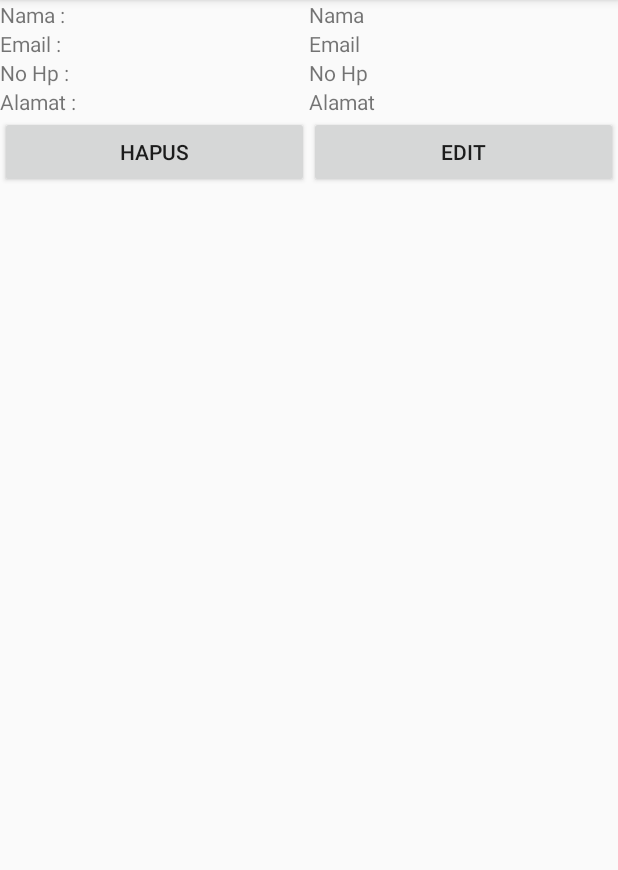
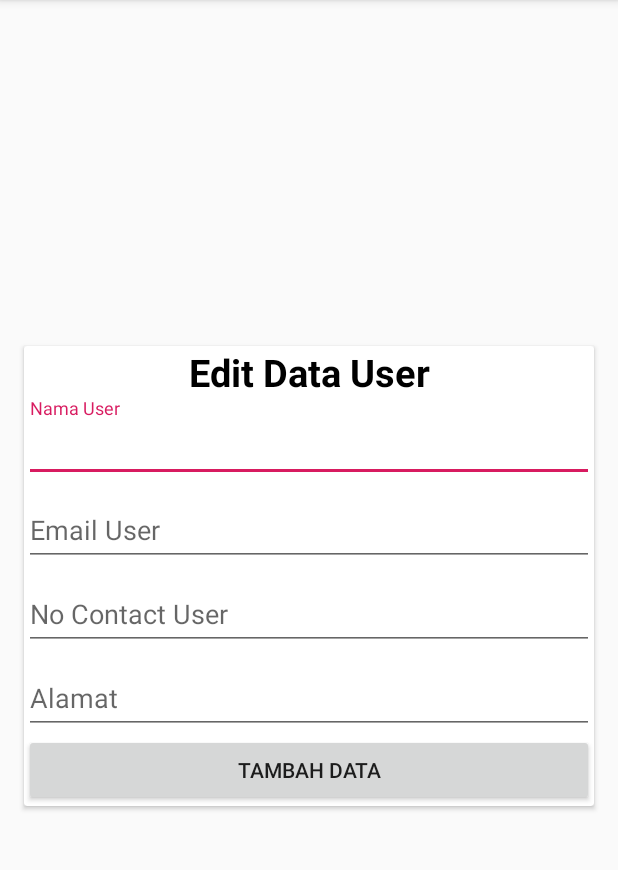
Before and after one commit to RachmanForniandi/AndroidCrud, an Android app: the DetailDataActivity screen opened directly, with no data from a screen before it, after a tap on "EDIT", on a phone screen of 412 x 824 dp, the part 84-954 px from its top. Run offline under Robolectric (Android 15) with nearby library versions, the phone set to English and light mode, and no system bars; our stand-ins replace ButterKnife; 9 statements that could not run were skipped.

Commit message:
feature upload data done

```diff
--- a/app/src/main/java/id/co/androidjavacrudapp/detailDataUser/DetailDataActivity.java
+++ b/app/src/main/java/id/co/androidjavacrudapp/detailDataUser/DetailDataActivity.java
@@ -15,6 +15,7 @@ import id.co.androidjavacrudapp.R;
 import id.co.androidjavacrudapp.ShowDataUser.ShowDataUserActivity;
 import id.co.androidjavacrudapp.ShowDataUser.models.DataItemShowUser;
 import id.co.androidjavacrudapp.detailDataUser.models.ResponseDeleteData;
+import id.co.androidjavacrudapp.editDataUser.EditUserActivity;
 import id.co.androidjavacrudapp.networkUtils.NetworkClient;
 import retrofit2.Call;
 import retrofit2.Callback;
@@ -31,6 +32,7 @@ public class DetailDataActivity extends AppCompatActivity {
     @BindView(R.id.btn_edit) Button btnEdit;
     DataItemShowUser dataItemShowUser;
 
+
     @Override
     protected void onCreate(Bundle savedInstanceState) {
         super.onCreate(savedInstanceState);
@@ -38,6 +40,7 @@ public class DetailDataActivity extends AppCompatActivity {
 
         ButterKnife.bind(this);
         dataItemShowUser = (DataItemShowUser)getIntent().getSerializableExtra("data_user");
+
 
         paramIdUser.setText(dataItemShowUser.getIdUser());
         tvDetailName.setText(dataItemShowUser.getNamaUser());
@@ -60,6 +63,10 @@ public class DetailDataActivity extends AppCompatActivity {
     }
 
     private void actionEditDataUser() {
+
+        Intent toEdit =new Intent(DetailDataActivity.this, EditUserActivity.class);
+        toEdit.putExtra("data_user", dataItemShowUser);
+        startActivity(toEdit);
 
     }
 
--- /dev/null
+++ b/app/src/main/java/id/co/androidjavacrudapp/editDataUser/EditUserActivity.java
@@ -0,0 +1,86 @@
+package id.co.androidjavacrudapp.editDataUser;
+
+import android.content.Intent;
+import android.support.v7.app.AppCompatActivity;
+import android.os.Bundle;
+import android.widget.Button;
+import android.widget.EditText;
+import android.widget.TextView;
+import android.widget.Toast;
+
+import butterknife.BindView;
+import butterknife.ButterKnife;
+import butterknife.OnClick;
+import id.co.androidjavacrudapp.R;
+import id.co.androidjavacrudapp.ShowDataUser.ShowDataUserActivity;
+import id.co.androidjavacrudapp.ShowDataUser.models.DataItemShowUser;
+import id.co.androidjavacrudapp.detailDataUser.DetailDataActivity;
+import id.co.androidjavacrudapp.editDataUser.models.ResponseEditData;
+import id.co.androidjavacrudapp.networkUtils.NetworkClient;
+import retrofit2.Call;
+import retrofit2.Callback;
+import retrofit2.Response;
+
+public class EditUserActivity extends AppCompatActivity {
+
+    @BindView(R.id.et_edit_Nama_User) EditText etEditNamaUser;
+    @BindView(R.id.et_edit_Alamat_User) EditText etEditAlamatUser;
+    @BindView(R.id.et_edit_Email_User)EditText etEditEmailUser;
+    @BindView(R.id.et_edit_No_Contact_User)EditText etEditNoContactUser;
+    @BindView(R.id.param_edit_IdUser) TextView paramEditIdUser;
+    @BindView(R.id.btn_edit_user) Button btnEditUser;
+    DataItemShowUser dataItemShowUser;
+
+    @Override
+    protected void onCreate(Bundle savedInstanceState) {
+        super.onCreate(savedInstanceState);
+        setContentView(R.layout.activity_edit_user);
+
+        dataItemShowUser = (DataItemShowUser)getIntent().getSerializableExtra("data_user");
+
+        ButterKnife.bind(this);
+
+        paramEditIdUser.setText(dataItemShowUser.getIdUser());
+        etEditNamaUser.setText(dataItemShowUser.getNamaUser());
+        etEditEmailUser.setText(dataItemShowUser.getEmailUser());
+        etEditNoContactUser.setText(dataItemShowUser.getNoHpUser());
+        etEditAlamatUser.setText(dataItemShowUser.getAlamat());
+
+    }
+
+    @OnClick(R.id.btn_edit_user)
+    public void onClick(){
+        actionEditDataUser();
+    }
+
+    private void actionEditDataUser() {
+        String id_user = paramEditIdUser.getText().toString();
+        String nama = etEditNamaUser.getText().toString();
+        String email = etEditEmailUser.getText().toString();
+        String no_contact = etEditNoContactUser.getText().toString();
+        String alamat = etEditAlamatUser.getText().toString();
+        NetworkClient.service.EditUser(id_user,nama,email,no_contact,alamat).enqueue(new Callback<ResponseEditData>() {
+            @Override
+            public void onResponse(Call<ResponseEditData> call, Response<ResponseEditData> response) {
+                if (response.isSuccessful()){
+                    String message = response.body().getMessage();
+                    Boolean status = response.body().isStatus();
+
+                    if (status){
+                        startActivity(new Intent(EditUserActivity.this, ShowDataUserActivity.class));
+                        Toast.makeText(EditUserActivity.this, message, Toast.LENGTH_SHORT).show();
+                    }else {
+                        Toast.makeText(EditUserActivity.this, message, Toast.LENGTH_SHORT).show();
+                    }
+                }
+            }
+
+            @Override
+            public void onFailure(Call<ResponseEditData> call, Throwable t) {
+                t.printStackTrace();
+            }
+        });
+    }
+
+
+}
--- /dev/null
+++ b/app/src/main/res/layout/activity_edit_user.xml
@@ -0,0 +1,80 @@
+<?xml version="1.0" encoding="utf-8"?>
+<RelativeLayout xmlns:android="http://schemas.android.com/apk/res/android"
+    xmlns:app="http://schemas.android.com/apk/res-auto"
+    xmlns:tools="http://schemas.android.com/tools"
+    android:layout_width="match_parent"
+    android:layout_height="match_parent"
+    tools:context=".AddDataUser.AddDataUserActivity">
+
+    <TextView
+        android:id="@+id/param_edit_IdUser"
+        android:layout_width="wrap_content"
+        android:layout_height="wrap_content"
+        android:visibility="gone" />
+
+    <android.support.v7.widget.CardView
+        android:layout_width="match_parent"
+        android:layout_height="wrap_content"
+        android:layout_centerInParent="true"
+        android:layout_margin="16dp">
+
+        <LinearLayout
+            android:layout_width="match_parent"
+            android:layout_height="wrap_content"
+            android:orientation="vertical">
+
+            <TextView
+                android:layout_width="match_parent"
+                android:layout_height="wrap_content"
+                android:text="Edit Data User"
+                android:textSize="25sp"
+                android:textStyle="bold"
+                android:textColor="@android:color/black"
+                android:gravity="center"/>
+
+            <android.support.design.widget.TextInputLayout
+                android:layout_width="match_parent"
+                android:layout_height="wrap_content">
+                <EditText
+                    android:id="@+id/et_edit_Nama_User"
+                    android:layout_width="match_parent"
+                    android:layout_height="wrap_content"
+                    android:hint="Nama User"/>
+            </android.support.design.widget.TextInputLayout>
+            <android.support.design.widget.TextInputLayout
+                android:layout_width="match_parent"
+                android:layout_height="wrap_content">
+                <EditText
+                    android:id="@+id/et_edit_Email_User"
+                    android:layout_width="match_parent"
+                    android:layout_height="wrap_content"
+                    android:hint="Email User"/>
+            </android.support.design.widget.TextInputLayout>
+            <android.support.design.widget.TextInputLayout
+                android:layout_width="match_parent"
+                android:layout_height="wrap_content">
+                <EditText
+                    android:id="@+id/et_edit_No_Contact_User"
+                    android:layout_width="match_parent"
+                    android:layout_height="wrap_content"
+                    android:hint="No Contact User"/>
+            </android.support.design.widget.TextInputLayout>
+            <android.support.design.widget.TextInputLayout
+                android:layout_width="match_parent"
+                android:layout_height="wrap_content">
+                <EditText
+                    android:id="@+id/et_edit_Alamat_User"
+                    android:layout_width="match_parent"
+                    android:layout_height="wrap_content"
+                    android:hint="Alamat"/>
+            </android.support.design.widget.TextInputLayout>
+
+            <Button
+                android:id="@+id/btn_edit_user"
+                android:layout_width="match_parent"
+                android:layout_height="wrap_content"
+                android:text="Tambah Data"/>
+        </LinearLayout>
+    </android.support.v7.widget.CardView>
+
+</RelativeLayout>
--- a/app/src/main/res/layout/activity_show_data_user.xml
+++ b/app/src/main/res/layout/activity_show_data_user.xml
@@ -16,6 +16,11 @@
             android:layout_width="match_parent"
             android:layout_height="wrap_content"
             android:text="Tambah Data"/>
+        <Button
+            android:id="@+id/btn_to_upload_data"
+            android:layout_width="match_parent"
+            android:layout_height="wrap_content"
+            android:text="Upload data"/>
 
         <!--<android.support.design.widget.TextInputLayout
             android:layout_width="match_parent"
```
Also changed, not shown: app/src/main/AndroidManifest.xml (+4 -3 lines), app/src/main/java/id/co/androidjavacrudapp/ShowDataUser/ShowDataUserActivity.java (+19 -3 lines), app/src/main/java/id/co/androidjavacrudapp/editDataUser/models/ResponseEditData.java (added, +49 -0 lines), app/src/main/java/id/co/androidjavacrudapp/networkUtils/ApiServices.java (+22 -0 lines), app/src/main/java/id/co/androidjavacrudapp/uploadImage/UploadImageActivity.java (added, +167 -0 lines), app/src/main/java/id/co/androidjavacrudapp/uploadImage/models/ResponseUploadPicture.java (added, +38 -0 lines), app/src/main/res/layout/activity_upload_image.xml (added, +43 -0 lines), app/src/main/res/layout/dialog_capture.xml (added, +29 -0 lines).
